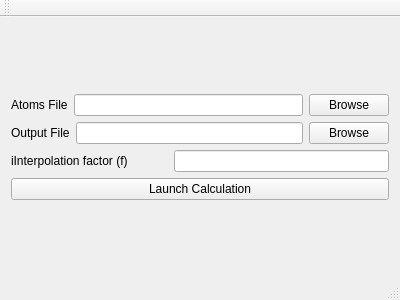
Qt form Qt/prismmainwindow.ui (prism-em/prismatic) before a commit.
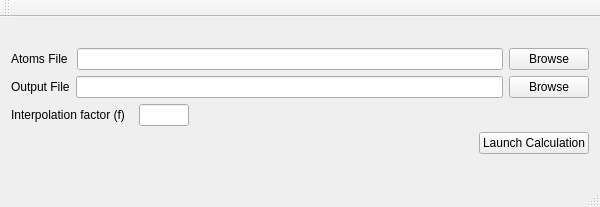
The same form after that commit.

What changed in the file:
```diff
--- a/Qt/prismmainwindow.ui
+++ b/Qt/prismmainwindow.ui
@@ -6,10 +6,16 @@
    <rect>
     <x>0</x>
     <y>0</y>
-    <width>400</width>
-    <height>300</height>
+    <width>600</width>
+    <height>207</height>
    </rect>
   </property>
+  <property name="maximumSize">
+   <size>
+    <width>2500</width>
+    <height>16777215</height>
+   </size>
+  </property>
   <property name="windowTitle">
    <string>PRISMMainWindow</string>
   </property>
@@ -22,7 +28,7 @@
         <item>
          <widget class="QLabel" name="lbl_atomsfile">
           <property name="text">
-           <string>Atoms File</string>
+           <string>Atoms File </string>
           </property>
          </widget>
         </item>
@@ -64,7 +70,17 @@
         <item>
          <widget class="QLabel" name="label">
           <property name="text">
-           <string>iInterpolation factor (f)</string>
+           <string>Interpolation factor (f)</string>
+          </property>
+         </widget>
+        </item>
+        <item>
+         <widget class="QLineEdit" name="lineedit_f">
+          <property name="maximumSize">
+           <size>
+            <width>50</width>
+            <height>16777215</height>
+           </size>
           </property>
          </widget>
         </item>
@@ -78,6 +94,23 @@
           </property>
           <property name="sizeHint" stdset="0">
            <size>
+            <width>400</width>
+            <height>20</height>
+           </size>
+          </property>
+         </spacer>
+        </item>
+       </layout>
+      </item>
+      <item>
+       <layout class="QHBoxLayout" name="horizontalLayout_4">
+        <item>
+         <spacer name="horizontalSpacer_3">
+          <property name="orientation">
+           <enum>Qt::Horizontal</enum>
+          </property>
+          <property name="sizeHint" stdset="0">
+           <size>
             <width>40</width>
             <height>20</height>
            </size>
@@ -85,17 +118,14 @@
          </spacer>
         </item>
         <item>
-         <widget class="QLineEdit" name="lineedit_f"/>
+         <widget class="QPushButton" name="btn_go">
+          <property name="text">
+           <string>Launch Calculation</string>
+          </property>
+         </widget>
         </item>
        </layout>
       </item>
-      <item>
-       <widget class="QPushButton" name="btn_go">
-        <property name="text">
-         <string>Launch Calculation</string>
-        </property>
-       </widget>
-      </item>
      </layout>
     </item>
    </layout>
```
Left out of the diff: 2 changed lines with no effect on the pictures.
